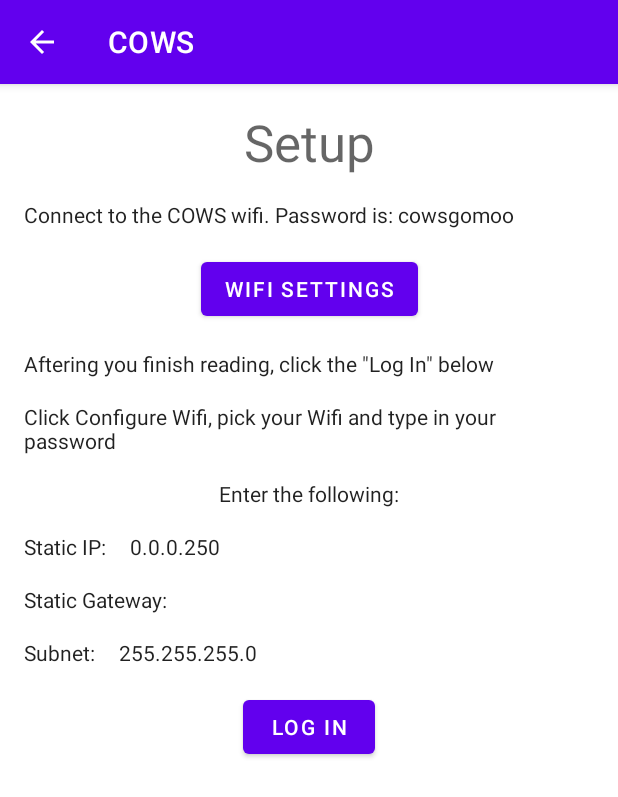
After one commit to benjamin-schultz/COWS, an Android app: the SetupActivity screen opened directly, with no data from a screen before it, on a phone screen of 412 x 824 dp. The commit adds this screen. Shown: the top 797 px of the screen. Run offline under Robolectric (Android 15) with nearby library versions, the phone set to English and light mode, and no system bars; 1 statement that could not run was skipped.

Commit message:
Created a setup page for app

```diff
--- a/APP/app/src/main/java/com/example/cows/MainActivity.java
+++ b/APP/app/src/main/java/com/example/cows/MainActivity.java
@@ -2,6 +2,7 @@ package com.example.cows;
 
 import androidx.appcompat.app.AppCompatActivity;
 
+import android.content.Intent;
 import android.os.Bundle;
 import android.text.Editable;
 import android.view.View;
@@ -50,4 +51,9 @@ public class MainActivity extends AppCompatActivity {
             queue.add(stringRequest);
         }
     }
+
+    public void startSetup(View view) {
+        Intent intent = new Intent(this, SetupActivity.class);
+        startActivity(intent);
+    }
 }
--- /dev/null
+++ b/APP/app/src/main/java/com/example/cows/SetupActivity.java
@@ -0,0 +1,51 @@
+package com.example.cows;
+
+import androidx.appcompat.app.AppCompatActivity;
+
+import android.content.Intent;
+import android.net.DhcpInfo;
+import android.net.InetAddresses;
+import android.net.Uri;
+import android.net.wifi.WifiInfo;
+import android.net.wifi.WifiManager;
+import android.os.Bundle;
+import android.provider.Settings;
+import android.text.format.Formatter;
+import android.view.View;
+import android.widget.TextView;
+
+import java.math.BigInteger;
+import java.net.InetAddress;
+import java.text.Format;
+
+public class SetupActivity extends AppCompatActivity {
+
+    @Override
+    protected void onCreate(Bundle savedInstanceState) {
+        super.onCreate(savedInstanceState);
+        setContentView(R.layout.activity_setup);
+
+        final TextView ipText = (TextView) findViewById(R.id.staticIPText);
+        final TextView gatewayText = (TextView) findViewById(R.id.staticGatewayText);
+
+        WifiManager wifiManager = (WifiManager) getApplicationContext().getSystemService(WIFI_SERVICE);
+        WifiInfo info = wifiManager.getConnectionInfo();
+        String ipAddress = Formatter.formatIpAddress(info.getIpAddress());
+        String ipFirstThree = ipAddress.substring(0, ipAddress.lastIndexOf("."));
+        String newIp = ipFirstThree + ".250";
+        ipText.setText(newIp);
+
+        DhcpInfo dhcpInfo = wifiManager.getDhcpInfo();
+        String gateway = Formatter.formatIpAddress(dhcpInfo.gateway);
+        gatewayText.setText(gateway);
+    }
+
+    public void onLogIn(View view) {
+        Intent browserIntent = new Intent(Intent.ACTION_VIEW, Uri.parse("http://192.168.86.25/"));
+        startActivity(browserIntent);
+    }
+
+    public void onWifiSettings(View view) {
+        startActivity(new Intent(Settings.ACTION_WIFI_SETTINGS));
+    }
+}
--- a/APP/app/src/main/res/layout/activity_main.xml
+++ b/APP/app/src/main/res/layout/activity_main.xml
@@ -40,6 +40,7 @@
         android:layout_height="wrap_content"
         android:layout_marginTop="28dp"
         android:text="@string/defaultstate"
+        android:textAppearance="@style/TextAppearance.AppCompat.Body1"
         app:layout_constraintEnd_toEndOf="parent"
         app:layout_constraintHorizontal_bias="0.501"
         app:layout_constraintStart_toStartOf="parent"
@@ -60,4 +61,19 @@
         app:layout_constraintHorizontal_bias="1.0"
         app:layout_constraintStart_toStartOf="parent"
         app:layout_constraintTop_toTopOf="parent" />
+
+    <Button
+        android:id="@+id/button2"
+        android:layout_width="wrap_content"
+        android:layout_height="wrap_content"
+        android:layout_marginStart="16dp"
+        android:layout_marginLeft="16dp"
+        android:layout_marginEnd="16dp"
+        android:layout_marginRight="16dp"
+        android:layout_marginBottom="16dp"
+        android:onClick="startSetup"
+        android:text="@string/setup"
+        app:layout_constraintBottom_toBottomOf="parent"
+        app:layout_constraintEnd_toEndOf="parent"
+        app:layout_constraintStart_toStartOf="parent" />
 </androidx.constraintlayout.widget.ConstraintLayout>
--- /dev/null
+++ b/APP/app/src/main/res/layout/activity_setup.xml
@@ -0,0 +1,183 @@
+<?xml version="1.0" encoding="utf-8"?>
+<androidx.constraintlayout.widget.ConstraintLayout xmlns:android="http://schemas.android.com/apk/res/android"
+    xmlns:app="http://schemas.android.com/apk/res-auto"
+    xmlns:tools="http://schemas.android.com/tools"
+    android:layout_width="match_parent"
+    android:layout_height="match_parent"
+    tools:context=".SetupActivity">
+
+    <TextView
+        android:id="@+id/setupTitle"
+        android:layout_width="wrap_content"
+        android:layout_height="wrap_content"
+        android:layout_marginTop="16dp"
+        android:text="@string/setup"
+        android:textAppearance="@style/TextAppearance.AppCompat.Display1"
+        app:layout_constraintEnd_toEndOf="parent"
+        app:layout_constraintStart_toStartOf="parent"
+        app:layout_constraintTop_toTopOf="parent" />
+
+    <TextView
+        android:id="@+id/setupText1"
+        android:layout_width="wrap_content"
+        android:layout_height="wrap_content"
+        android:layout_marginStart="16dp"
+        android:layout_marginLeft="16dp"
+        android:layout_marginTop="16dp"
+        android:text="@string/change_wifi"
+        android:textAppearance="@style/TextAppearance.AppCompat.Body1"
+        app:layout_constraintStart_toStartOf="parent"
+        app:layout_constraintTop_toBottomOf="@+id/setupTitle" />
+
+    <TextView
+        android:id="@+id/setupText2"
+        android:layout_width="362dp"
+        android:layout_height="35dp"
+        android:layout_marginStart="16dp"
+        android:layout_marginLeft="16dp"
+        android:layout_marginTop="16dp"
+        android:text="@string/scan_for_wifi"
+        android:textAppearance="@style/TextAppearance.AppCompat.Body1"
+        app:layout_constraintStart_toStartOf="parent"
+        app:layout_constraintTop_toBottomOf="@+id/followWifiButton" />
+
+    <TextView
+        android:id="@+id/setupText3"
+        android:layout_width="wrap_content"
+        android:layout_height="wrap_content"
+        android:layout_marginStart="16dp"
+        android:layout_marginLeft="16dp"
+        android:layout_marginTop="16dp"
+        android:layout_marginEnd="16dp"
+        android:layout_marginRight="16dp"
+        android:text="@string/ip_leadin"
+        android:textAppearance="@style/TextAppearance.AppCompat.Body1"
+        app:layout_constraintEnd_toEndOf="parent"
+        app:layout_constraintStart_toStartOf="parent"
+        app:layout_constraintTop_toBottomOf="@+id/setupText2" />
+
+    <TextView
+        android:id="@+id/staticIPHeader"
+        android:layout_width="wrap_content"
+        android:layout_height="wrap_content"
+        android:layout_marginStart="16dp"
+        android:layout_marginLeft="16dp"
+        android:layout_marginTop="16dp"
+        android:text="@string/staticIPHeader"
+        android:textAppearance="@style/TextAppearance.AppCompat.Body1"
+        app:layout_constraintEnd_toStartOf="@+id/staticIPText"
+        app:layout_constraintHorizontal_bias="0.5"
+        app:layout_constraintStart_toStartOf="parent"
+        app:layout_constraintTop_toBottomOf="@+id/setupText3" />
+
+    <TextView
+        android:id="@+id/staticIPText"
+        android:layout_width="0dp"
+        android:layout_height="wrap_content"
+        android:layout_marginStart="16dp"
+        android:layout_marginLeft="16dp"
+        android:layout_marginEnd="16dp"
+        android:layout_marginRight="16dp"
+        android:text="@string/defaultIP"
+        android:textAppearance="@style/TextAppearance.AppCompat.Body1"
+        app:layout_constraintBaseline_toBaselineOf="@+id/staticIPHeader"
+        app:layout_constraintEnd_toEndOf="parent"
+        app:layout_constraintHorizontal_bias="0.5"
+        app:layout_constraintStart_toEndOf="@+id/staticIPHeader" />
+
+    <TextView
+        android:id="@+id/staticGatewayHeader"
+        android:layout_width="wrap_content"
+        android:layout_height="wrap_content"
+        android:layout_marginStart="16dp"
+        android:layout_marginLeft="16dp"
+        android:layout_marginTop="16dp"
+        android:text="@string/staticGatewayHeader"
+        android:textAppearance="@style/TextAppearance.AppCompat.Body1"
+        app:layout_constraintEnd_toStartOf="@+id/staticGatewayText"
+        app:layout_constraintHorizontal_bias="0.5"
+        app:layout_constraintStart_toStartOf="parent"
+        app:layout_constraintTop_toBottomOf="@+id/staticIPHeader" />
+
+    <TextView
+        android:id="@+id/staticGatewayText"
+        android:layout_width="0dp"
+        android:layout_height="wrap_content"
+        android:layout_marginStart="16dp"
+        android:layout_marginLeft="16dp"
+        android:layout_marginEnd="16dp"
+        android:layout_marginRight="16dp"
+        android:text="@string/defaultIP"
+        android:textAppearance="@style/TextAppearance.AppCompat.Body1"
+        app:layout_constraintBaseline_toBaselineOf="@+id/staticGatewayHeader"
+        app:layout_constraintEnd_toEndOf="parent"
+        app:layout_constraintHorizontal_bias="0.5"
+        app:layout_constraintStart_toEndOf="@+id/staticGatewayHeader" />
+
+    <TextView
+        android:id="@+id/subnetHeader"
+        android:layout_width="wrap_content"
+        android:layout_height="wrap_content"
+        android:layout_marginStart="16dp"
+        android:layout_marginLeft="16dp"
+        android:layout_marginTop="16dp"
+        android:text="@string/subnetHeader"
+        android:textAppearance="@style/TextAppearance.AppCompat.Body1"
+        app:layout_constraintEnd_toStartOf="@+id/subnetText"
+        app:layout_constraintHorizontal_bias="0.5"
+        app:layout_constraintStart_toStartOf="parent"
+        app:layout_constraintTop_toBottomOf="@+id/staticGatewayHeader" />
+
+    <TextView
+        android:id="@+id/subnetText"
+        android:layout_width="0dp"
+        android:layout_height="wrap_content"
+        android:layout_marginStart="16dp"
+        android:layout_marginLeft="16dp"
+        android:layout_marginEnd="16dp"
+        android:layout_marginRight="16dp"
+        android:text="@string/subnet"
+        android:textAppearance="@style/TextAppearance.AppCompat.Body1"
+        app:layout_constraintBaseline_toBaselineOf="@+id/subnetHeader"
+        app:layout_constraintEnd_toEndOf="parent"
+        app:layout_constraintHorizontal_bias="0.5"
+        app:layout_constraintStart_toEndOf="@+id/subnetHeader" />
+
+    <TextView
+        android:id="@+id/followWifiButton"
+        android:layout_width="wrap_content"
+        android:layout_height="wrap_content"
+        android:layout_marginStart="16dp"
+        android:layout_marginLeft="16dp"
+        android:layout_marginTop="16dp"
+        android:text="@string/followWifiHeader"
+        android:textAppearance="@style/TextAppearance.AppCompat.Body1"
+        app:layout_constraintStart_toStartOf="parent"
+        app:layout_constraintTop_toBottomOf="@+id/wifiSettingsButton" />
+
+    <Button
+        android:id="@+id/logInButton"
+        android:layout_width="wrap_content"
+        android:layout_height="wrap_content"
+        android:layout_marginStart="16dp"
+        android:layout_marginLeft="16dp"
+        android:layout_marginTop="16dp"
+        android:layout_marginEnd="16dp"
+        android:layout_marginRight="16dp"
+        android:onClick="onLogIn"
+        android:text="@string/login"
+        app:layout_constraintEnd_toEndOf="parent"
+        app:layout_constraintStart_toStartOf="parent"
+        app:layout_constraintTop_toBottomOf="@+id/subnetText" />
+
+    <Button
+        android:id="@+id/wifiSettingsButton"
+        android:layout_width="wrap_content"
+        android:layout_height="48dp"
+        android:layout_marginTop="16dp"
+        android:onClick="onWifiSettings"
+        android:text="@string/wifi_settings"
+        app:layout_constraintEnd_toEndOf="parent"
+        app:layout_constraintStart_toStartOf="parent"
+        app:layout_constraintTop_toBottomOf="@+id/setupText1" />
+</androidx.constraintlayout.widget.ConstraintLayout>
--- a/APP/app/src/main/res/values/strings.xml
+++ b/APP/app/src/main/res/values/strings.xml
@@ -4,4 +4,16 @@
     <string name="water">WATER!</string>
     <string name="defaultstate">Waiting to water...</string>
     <string name="full_name">Chucky\'s Online Watering System</string>
+    <string name="setup">Setup</string>
+    <string name="change_wifi">Connect to the COWS wifi. Password is: cowsgomoo</string>
+    <string name="scan_for_wifi">Click Configure Wifi, pick your Wifi and type in your password</string>
+    <string name="ip_leadin">Enter the following:</string>
+    <string name="staticIPHeader">Static IP:</string>
+    <string name="defaultIP">1.1.1.1</string>
+    <string name="staticGatewayHeader">Static Gateway:</string>
+    <string name="subnetHeader">Subnet:</string>
+    <string name="followWifiHeader">Aftering you finish reading, click the \"Log In\" below</string>
+    <string name="login">Log In</string>
+    <string name="subnet">255.255.255.0</string>
+    <string name="wifi_settings">Wifi Settings</string>
 </resources>
```
Also changed, not shown: APP/app/src/main/AndroidManifest.xml (+8 -1 lines).
